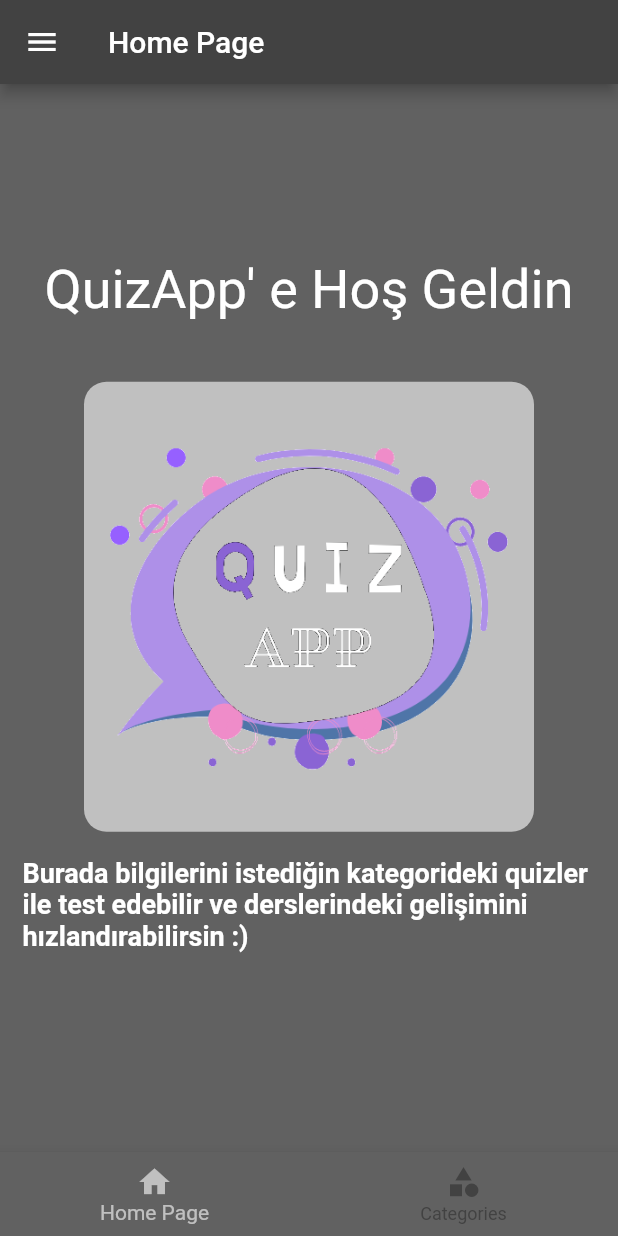
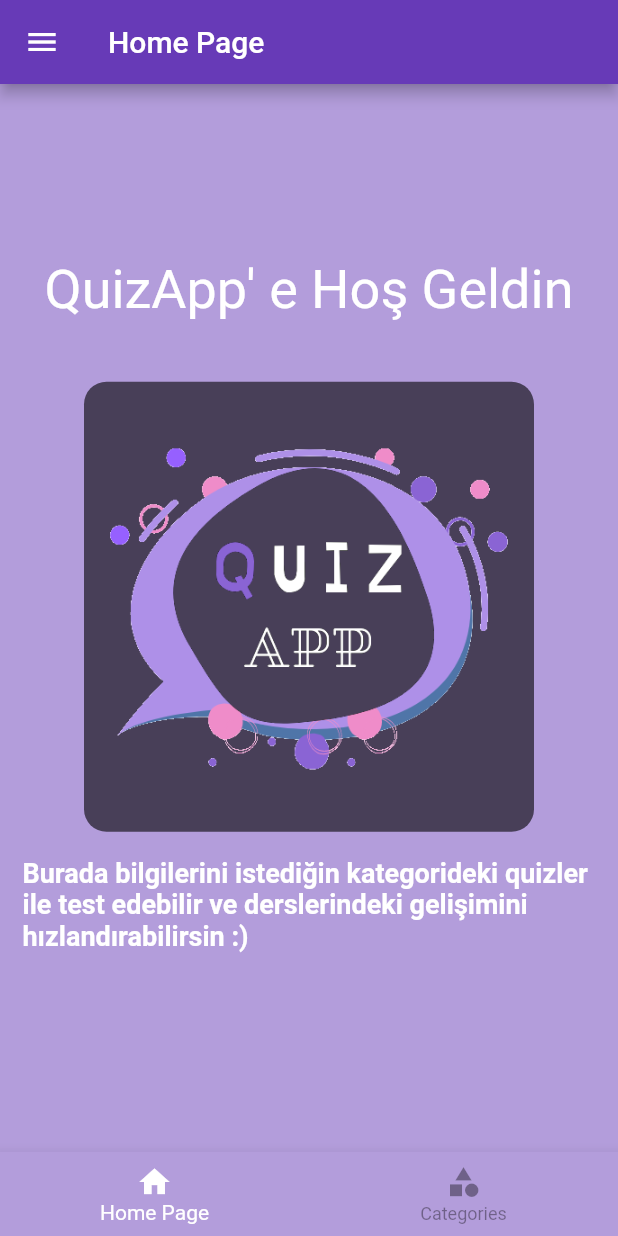
Before and after one commit to omerkincal/QuizApp, a Flutter app: the screen it shows once a user with an empty profile is signed in, in the side drawer, after a tap on "Home Page", on a phone screen of 412 x 824 dp. Run offline on Flutter 3.47's test engine with Material 2 defaults, Android fonts, the light colour scheme and no system bars; our stand-ins replace firebase_auth, firebase_core, flutter_riverpod, hidden_drawer_menu, image_picker; accounts and stored records are empty; Roboto replaces fonts that are missing (Georgia).

```diff
--- a/lib/app.dart
+++ b/lib/app.dart
@@ -26,7 +26,6 @@ class _AppState extends State<App> {
       darkTheme: ThemeData(
         brightness: Brightness.dark,
       ),
-      themeMode: ThemeMode.dark,
     );
   }
 }
--- a/lib/home_page.dart
+++ b/lib/home_page.dart
@@ -44,19 +44,18 @@ class _HomePageState extends State<HomePage> {
       bottomNavigationBar: DecoratedBox(
         decoration: BoxDecoration(borderRadius: BorderRadius.circular(13)),
         child: BottomNavigationBar(
-          selectedItemColor: Theme.of(context).hintColor,
-          unselectedItemColor: Theme.of(context).colorScheme.surface,
+          selectedItemColor: Colors.white,
+          unselectedItemColor: Theme.of(context).disabledColor,
           currentIndex: _selectedIndex,
           onTap: _navigationBottomBar,
           backgroundColor: Theme.of(context).colorScheme.background,
           type: BottomNavigationBarType.fixed,
-          items: <BottomNavigationBarItem>[
+          items: const <BottomNavigationBarItem>[
             BottomNavigationBarItem(
-              icon: const Icon(Icons.home),
+              icon: Icon(Icons.home),
               label: 'Home Page',
-              backgroundColor: Theme.of(context).colorScheme.primary,
             ),
-            const BottomNavigationBarItem(
+            BottomNavigationBarItem(
               icon: Icon(Icons.category),
               label: 'Categories',
             ),
--- a/lib/main.dart
+++ b/lib/main.dart
@@ -1,5 +1,6 @@
 import 'package:flutter/material.dart';
 import 'package:firebase_core/firebase_core.dart';
+import 'package:flutter_riverpod/flutter_riverpod.dart';
 
 import 'app.dart';
 import 'firebase_options.dart';
@@ -16,7 +17,9 @@ void main() async {
   ///
   runApp(
     ///
-    const App(),
+    const ProviderScope(
+      child: App(),
+    ),
   );
 }
 
--- a/lib/provider/favorites_provider.dart
+++ b/lib/provider/favorites_provider.dart
@@ -6,7 +6,7 @@ import '../models/questions.dart';
 class FavoriteQuestionsNotifier extends StateNotifier<List<Question>> {
   FavoriteQuestionsNotifier() : super([]);
 
-  bool toggleMealFavoritesStatus(Question question) {
+  bool toggleQuestionFavoritesStatus(Question question) {
     final questionIsFavorite = state.contains(question);
 
     if (questionIsFavorite) {
--- a/lib/screens/splash_screen.dart
+++ b/lib/screens/splash_screen.dart
@@ -1,9 +1,6 @@
-import 'package:firebase_auth/firebase_auth.dart';
 import 'package:flutter/material.dart';
 import 'package:flutter/services.dart';
 
-import '/home_page.dart';
-import '/screens/login_page.dart';
 import 'auth_page.dart';
 
 class SplashScreen extends StatefulWidget {
--- a/lib/widgets/drawer.dart
+++ b/lib/widgets/drawer.dart
@@ -18,10 +18,10 @@ Widget drawer(BuildContext context) {
           ),
           child: Center(
             child: Text(
-              'Hoş Geldin ${user.email} ',
+              'Hoş Geldin \n ${user.email} ',
               style: const TextStyle(
                 color: Colors.white,
-                fontSize: 25,
+                fontSize: 20,
               ),
               textAlign: TextAlign.center,
             ),
@@ -54,7 +54,7 @@ Widget drawer(BuildContext context) {
             Navigator.push(
               context,
               MaterialPageRoute(
-                builder: (context) => SettingsScreen(),
+                builder: (context) => const SettingsScreen(),
               ),
             );
           },
```
Also changed, not shown: lib/screens/favorites_page.dart (+51 -3 lines), lib/screens/reset_password.dart (+20 -0 lines), lib/screens/result_page.dart (deleted, +0 -11 lines), lib/screens/settings_screen.dart (+7 -0 lines), lib/widgets/question.dart (+39 -13 lines), lib/widgets/question_choices.dart (+10 -14 lines), lib/widgets/quizes_list.dart (+9 -6 lines).
